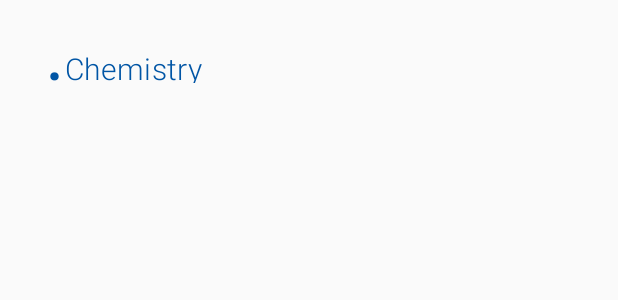
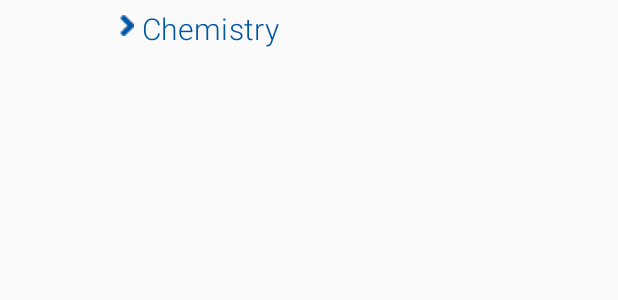
Before and after one commit to AbdallaSoliman/Ta3ala-2ma-2a2olk-Client, an Android app: the layout item_layout.xml on its own in the app's theme, with its tools: preview values and no code run, on a phone screen of 412 x 824 dp. Shown: the top 300 px of the screen. Run offline under Robolectric (Android 15) with nearby library versions, the phone set to English and light mode, and no system bars; Roboto replaces fonts that are not available here.

Commit message:
-- Layout Changes

```diff
--- a/app/src/main/java/com/example/omnia/ta3ala_2ma_2a2olk_client/adapters/MyBaseExpandableListAdapter.java
+++ b/app/src/main/java/com/example/omnia/ta3ala_2ma_2a2olk_client/adapters/MyBaseExpandableListAdapter.java
@@ -107,7 +107,7 @@ public class MyBaseExpandableListAdapter extends BaseExpandableListAdapter {
         ImageView groupIcon = (ImageView) convertView.findViewById(R.id.groupimage);
         TextView question = (TextView) convertView.findViewById(R.id.Description);
         question.setText(questionnumber+"  "+ "Questions");
-        Picasso.get().load(imagepos).resize(50, 50).placeholder(R.drawable.loading).error(R.drawable.loading).into(groupIcon);
+        Picasso.get().load(imagepos).resize(50, 50).placeholder(R.drawable.loading).onlyScaleDown().error(R.drawable.loading).into(groupIcon);
         groupImage.setSelected(isExpanded);
         TextView textViewGroup = (TextView) convertView.findViewById(R.id.group);
         textViewGroup.setText(textGroup);
--- a/app/src/main/res/layout/item_layout.xml
+++ b/app/src/main/res/layout/item_layout.xml
@@ -4,13 +4,14 @@
     android:layout_width="match_parent"
     android:layout_height="55dip">
 
-    <TextView
+    <ImageView
         android:layout_width="wrap_content"
         android:layout_height="wrap_content"
+        android:layout_marginLeft="80dp"
         android:letterSpacing="0.01"
         android:lineSpacingExtra="-26sp"
-        android:text="."
-        android:layout_marginLeft="30dp"
+        android:paddingTop="10dp"
+        android:src="@drawable/arrow"
         android:textColor="#0055a5"
         android:textSize="50sp" />
 
@@ -20,18 +21,19 @@
         <!--android:layout_height="match_parent"-->
         <!--android:textStyle="italic" />-->
     <TextView
+        android:id="@+id/item"
         android:layout_width="wrap_content"
         android:layout_height="wrap_content"
-        android:textSize="20dp"
-        android:id="@+id/item"
         android:layout_marginBottom="10dp"
+        android:layout_marginTop="5dp"
         android:fontFamily="sans-serif-light"
-        android:textStyle="normal"
-        android:textColor="#0055a5"
         android:letterSpacing="0.01"
         android:lineSpacingExtra="-16sp"
+        android:paddingLeft="5dp"
+
         android:text="Chemistry"
-
-        />
+        android:textColor="#0055a5"
+        android:textSize="20dp"
+        android:textStyle="normal" />
 
 </LinearLayout>
```
Also changed, not shown: app/src/main/res/layout/group_layout.xml (+6 -3 lines).
